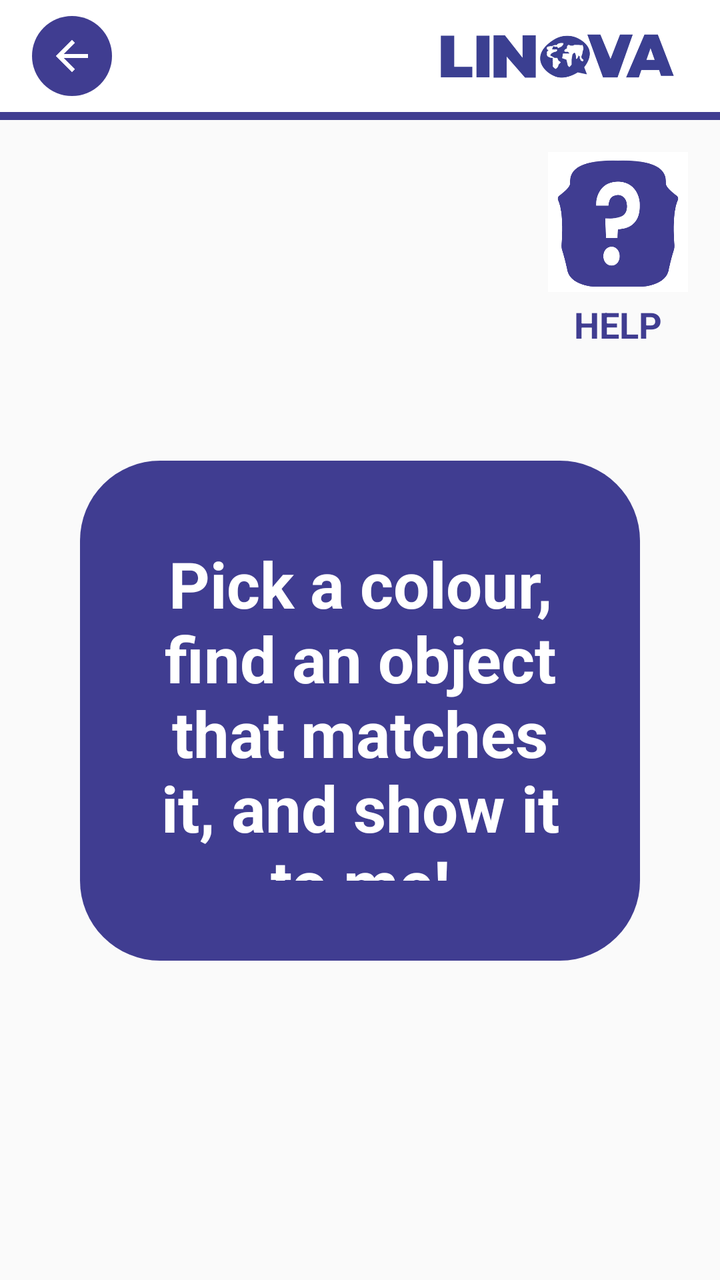
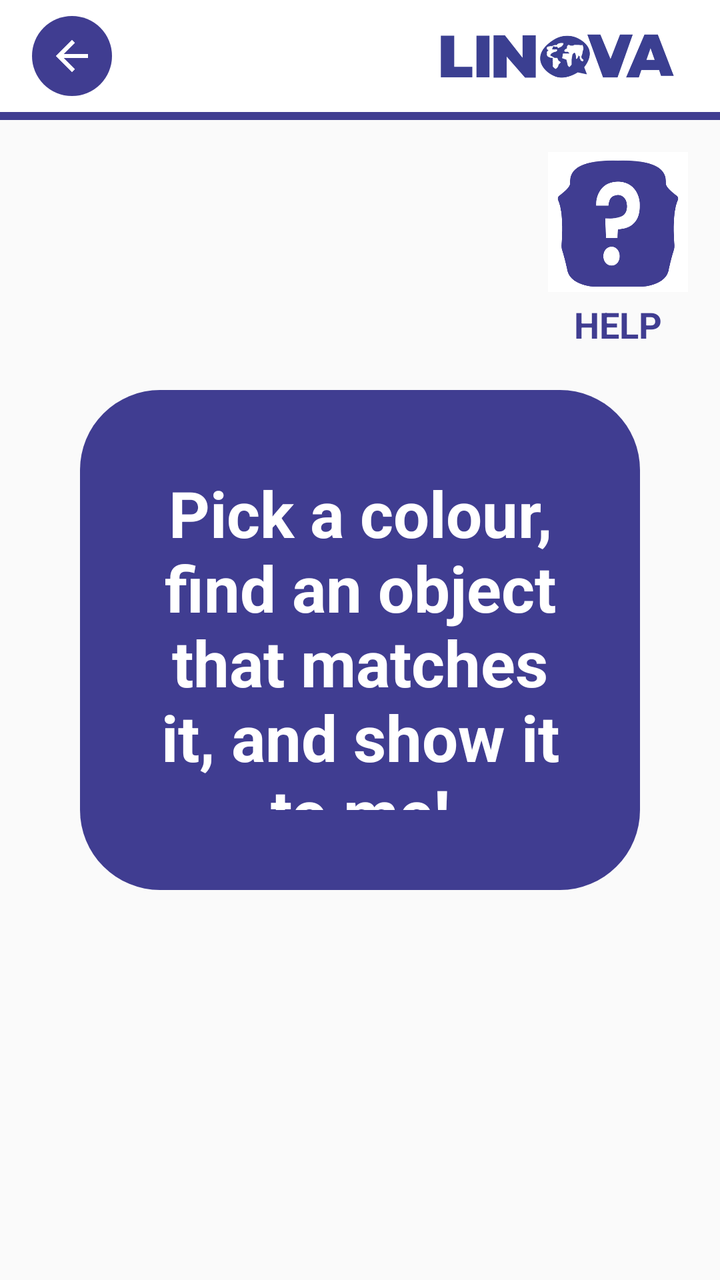

An Android layout rendered at two revisions. The XML below is the earlier revision; the diff shows what the commit changed to produce the second picture.
<!-- AndroidManifest.xml: application theme AppTheme -->
<!-- res/layout/activity_colores.xml -->
<?xml version="1.0" encoding="utf-8"?>
<LinearLayout
    xmlns:android="http://schemas.android.com/apk/res/android"
    xmlns:tools="http://schemas.android.com/tools"
    xmlns:app="http://schemas.android.com/apk/res-auto"
    android:layout_width="match_parent"
    android:layout_height="match_parent"
    android:gravity="center_horizontal"
    android:orientation="vertical"
    tools:context=".ColoresActivity">
    <include layout="@layout/toolbar"/>

    <LinearLayout
        android:id="@+id/helpContainer"
        android:layout_width="wrap_content"
        android:layout_height="wrap_content"
        android:layout_margin="16dp"
        android:layout_gravity="end"
        android:orientation="vertical"
        android:gravity="center_horizontal">

        <ImageButton
            android:id="@+id/btnHelp"
            android:layout_width="70dp"
            android:layout_height="70dp"
            android:src="@drawable/help"
            android:scaleType="fitXY"
            android:padding="0dp"
            android:contentDescription="Help"/>

        <TextView
            android:id="@+id/helpText"
            android:layout_width="wrap_content"
            android:layout_height="wrap_content"
            android:text="HELP"
            android:textStyle="bold"
            android:textSize="18sp"
            android:textColor="@color/colorPurple"
            android:layout_marginTop="4dp"/>
    </LinearLayout>

    <LinearLayout
        android:id="@+id/loadingBox"
        app:layout_constraintTop_toTopOf="parent"
        app:layout_constraintBottom_toBottomOf="parent"
        android:layout_marginStart="40dp"
        android:layout_marginEnd="40dp"
        android:layout_marginTop="40dp"
        app:layout_constraintStart_toStartOf="parent"
        app:layout_constraintEnd_toEndOf="parent"

        android:layout_width="match_parent"
        android:layout_height="250dp"
        android:layout_margin="40dp"
        android:padding="40dp"
        android:background="@drawable/bg_dialog_rounded"
        android:orientation="vertical"
        android:gravity="center">

        <TextView
            android:id="@+id/instruction"
            android:layout_width="wrap_content"
            android:layout_height="wrap_content"
            android:text="Pick a colour, find an object that matches it, and show it to me!"
            android:textColor="@android:color/white"
            android:textStyle="bold"
            android:textSize="32sp"
            android:gravity="center"
            android:textAlignment="center"/>

        <LinearLayout
            android:layout_width="match_parent"
            android:layout_height="wrap_content"
            android:orientation="horizontal"
            android:gravity="center"
            android:paddingTop="16dp">

            <Button
                android:id="@+id/sayitagain"
                android:layout_height="48dp"
                android:layout_width="wrap_content"
                android:layout_marginEnd="8dp"
                android:text="SAY IT AGAIN"
                android:background="@drawable/btn_rounded_t"
                android:textColor="@color/colorBlack"
                android:textAllCaps="false"
                android:textStyle="bold"
                android:textSize="18sp"
                android:padding="12dp"/>

            <Button
                android:id="@+id/skip"
                android:layout_height="48dp"
                android:layout_width="wrap_content"
                android:layout_marginStart="8dp"
                android:text="SKIP"
                android:background="@drawable/btn_rounded_t"
                android:textColor="@color/colorBlack"
                android:textAllCaps="false"
                android:textStyle="bold"
                android:textSize="18sp"
                android:padding="12dp"/>

        </LinearLayout>


    </LinearLayout>

    
    <LinearLayout
        android:layout_width="wrap_content"
        android:layout_height="wrap_content"
        android:orientation="horizontal"
        android:id="@+id/fila1"
        android:visibility="invisible"
        android:gravity="center">

        
        <LinearLayout
            android:layout_width="wrap_content"
            android:layout_height="wrap_content"
            android:orientation="vertical"
            android:gravity="center"
            android:padding="16dp">

            <ImageButton
                android:id="@+id/imgred"
                android:layout_width="200dp"
                android:layout_height="200dp"
                android:src="@drawable/grisuno"
                android:scaleType="centerInside"
                android:tag="red"
                android:background="?attr/selectableItemBackgroundBorderless"/>

            <Button
                android:id="@+id/red"
                android:layout_width="200dp"
                android:layout_height="wrap_content"
                android:text="RED"
                android:tag="red"
                android:textStyle="bold"
                android:background="@drawable/button_rounded"
                android:textColor="@color/colorWhite"/>
        </LinearLayout>

        
        <LinearLayout
            android:layout_width="wrap_content"
            android:layout_height="wrap_content"
            android:orientation="vertical"
            android:gravity="center"
            android:padding="16dp">

            <ImageButton
                android:id="@+id/imgblue"
                android:layout_width="200dp"
                android:layout_height="200dp"
                android:src="@drawable/grisuno"
                android:scaleType="centerInside"
                android:tag="blue"
                android:background="?attr/selectableItemBackgroundBorderless"/>

            <Button
                android:id="@+id/blue"
                android:layout_width="200dp"
                android:layout_height="wrap_content"
                android:text="BLUE"
                android:tag="blue"
                android:textStyle="bold"
                android:background="@drawable/button_rounded"
                android:textColor="@color/colorWhite"/>
        </LinearLayout>

        
        <LinearLayout
            android:layout_width="wrap_content"
            android:layout_height="wrap_content"
            android:orientation="vertical"
            android:gravity="center"
            android:padding="16dp">

            <ImageButton
                android:id="@+id/imggreen"
                android:layout_width="200dp"
                android:layout_height="200dp"
                android:src="@drawable/grisuno"
                android:scaleType="centerInside"
                android:tag="green"
                android:background="?attr/selectableItemBackgroundBorderless"/>

            <Button
                android:id="@+id/green"
                android:layout_width="200dp"
                android:layout_height="wrap_content"
                android:text="GREEN"
                android:tag="green"
                android:textStyle="bold"
                android:background="@drawable/button_rounded"
                android:textColor="@color/colorWhite"/>
        </LinearLayout>

        
        <LinearLayout
            android:layout_width="wrap_content"
            android:layout_height="wrap_content"
            android:orientation="vertical"
            android:gravity="center"
            android:padding="16dp">

            <ImageButton
                android:id="@+id/imgpurple"
                android:layout_width="200dp"
                android:layout_height="200dp"
                android:src="@drawable/grisuno"
                android:tag="purple"
                android:scaleType="centerInside"

                android:background="?attr/selectableItemBackgroundBorderless"/>

            <Button
                android:id="@+id/purple"
                android:layout_width="200dp"
                android:layout_height="wrap_content"
                android:text="PURPLE"
                android:tag="purple"
                android:textStyle="bold"
                android:background="@drawable/button_rounded"
                android:textColor="@color/colorWhite"/>
        </LinearLayout>

    </LinearLayout>

    
    <LinearLayout
        android:layout_width="wrap_content"
        android:layout_height="wrap_content"
        android:orientation="horizontal"
        android:id="@+id/fila2"
        android:visibility="invisible"
        android:gravity="center"
        android:layout_marginTop="20dp">

        
        <LinearLayout
            android:layout_width="wrap_content"
            android:layout_height="wrap_content"
            android:orientation="vertical"
            android:gravity="center"
            android:padding="16dp">

            <ImageButton
                android:id="@+id/imgblack"
                android:layout_width="200dp"
                android:layout_height="200dp"
                android:src="@drawable/grisuno"
                android:scaleType="centerInside"
                android:tag="black"
                android:background="?attr/selectableItemBackgroundBorderless"/>

            <Button
                android:id="@+id/black"
                android:layout_width="200dp"
                android:layout_height="wrap_content"
                android:text="BLACK"
                android:tag="black"
                android:textStyle="bold"
                android:background="@drawable/button_rounded"
                android:textColor="@color/colorWhite"/>
        </LinearLayout>

        <LinearLayout
            android:layout_width="wrap_content"
            android:layout_height="wrap_content"
            android:orientation="vertical"
            android:gravity="center"
            android:padding="16dp">

            <ImageButton
                android:id="@+id/imgpink"
                android:layout_width="200dp"
                android:layout_height="200dp"
                android:src="@drawable/grisuno"
                android:tag="pink"
                android:scaleType="centerInside"
                android:background="?attr/selectableItemBackgroundBorderless"/>

            <Button
                android:id="@+id/pink"
                android:layout_width="200dp"
                android:layout_height="wrap_content"
                android:text="PINK"
                android:textStyle="bold"
                android:tag="pink"
                android:background="@drawable/button_rounded"
                android:textColor="@color/colorWhite"/>
        </LinearLayout>

        <LinearLayout
            android:layout_width="wrap_content"
            android:layout_height="wrap_content"
            android:orientation="vertical"
            android:gravity="center"
            android:padding="16dp">

            <ImageButton
                android:id="@+id/imggrey"
                android:layout_width="200dp"
                android:layout_height="200dp"
                android:src="@drawable/grisuno"
                android:tag="grey"
                android:scaleType="centerInside"
                android:background="?attr/selectableItemBackgroundBorderless"/>

            <Button
                android:id="@+id/grey"
                android:layout_width="200dp"
                android:layout_height="wrap_content"
                android:text="GREY"
                android:tag="grey"
                android:textStyle="bold"
                android:background="@drawable/button_rounded"
                android:textColor="@color/colorWhite"/>
        </LinearLayout>

        <LinearLayout
            android:layout_width="wrap_content"
            android:layout_height="wrap_content"
            android:orientation="vertical"
            android:gravity="center"
            android:padding="16dp">

            <ImageButton
                android:id="@+id/imgwhite"
                android:layout_width="200dp"
                android:layout_height="200dp"
                android:src="@drawable/grisuno"
                android:tag="white"
                android:scaleType="centerInside"
                android:background="?attr/selectableItemBackgroundBorderless"/>

            <Button
                android:id="@+id/white"
                android:layout_width="200dp"
                android:layout_height="wrap_content"
                android:text="WHITE"
                android:tag="white"
                android:textStyle="bold"
                android:background="@drawable/button_rounded"
                android:textColor="@color/colorWhite"/>
        </LinearLayout>


    </LinearLayout>

</LinearLayout>
<!-- res/layout/toolbar.xml (included above) -->
<?xml version="1.0" encoding="utf-8"?>
<com.google.android.material.appbar.AppBarLayout
    xmlns:android="http://schemas.android.com/apk/res/android"
    android:layout_width="match_parent"
    android:layout_height="wrap_content"
    android:background="@android:color/white"
    android:elevation="0dp"
    android:stateListAnimator="@null">

    <androidx.appcompat.widget.Toolbar
        android:id="@+id/toolbar"
        android:layout_width="match_parent"
        android:layout_height="?attr/actionBarSize"
        android:background="@android:color/white">

        
        <ImageButton
            android:id="@+id/btnBack"
            android:layout_width="40dp"
            android:layout_height="40dp"
            android:layout_gravity="start|center_vertical"
            android:layout_marginStart="12dp"
            android:background="@drawable/arrow_button"
            android:padding="8dp"
            android:src="@drawable/baseline_arrow_back_24"
            android:contentDescription="Volver"/>

        
        <ImageView
            android:id="@+id/imgRight"
            android:layout_width="120dp"
            android:layout_height="40dp"
            android:layout_gravity="end|center_vertical"
            android:layout_marginEnd="22dp"
            android:src="@drawable/logo"/>

    </androidx.appcompat.widget.Toolbar>

    
    <View
        android:layout_width="match_parent"
        android:layout_height="4dp"
        android:background="@color/colorPurple"/>

</com.google.android.material.appbar.AppBarLayout>
<!-- resources referenced by this layout -->
<resources>
  <color name="colorBlack">#000000</color>
  <color name="colorPurple">#403D91</color>
  <color name="colorWhite">#FFFFFF</color>
  <!-- drawable arrow_button (drawable) -->
  <layer-list xmlns:android="http://schemas.android.com/apk/res/android">
  
      
      <item>
          <shape android:shape="oval">
              <size
                  android:width="40dp"
                  android:height="40dp"/>
              <solid android:color="@color/colorPurple"/>
          </shape>
      </item>
  
      
      <item
          android:drawable="@drawable/baseline_arrow_back_24"
          android:gravity="center"/>
  </layer-list>
  <!-- drawable baseline_arrow_back_24 (drawable) -->
  <vector xmlns:android="http://schemas.android.com/apk/res/android" android:autoMirrored="true" android:height="24dp" android:tint="#FFFFFF" android:viewportHeight="24" android:viewportWidth="24" android:width="24dp">
        
      <path android:fillColor="@android:color/white" android:pathData="M20,11H7.83l5.59,-5.59L12,4l-8,8 8,8 1.41,-1.41L7.83,13H20v-2z"/>
      
  </vector>
  <!-- drawable bg_dialog_rounded (drawable) -->
  <?xml version="1.0" encoding="utf-8"?>
  <shape xmlns:android="http://schemas.android.com/apk/res/android">
  
      <solid android:color="@color/colorPurple"/>
  
      <corners android:radius="40dp"/>
  
  </shape>
  <!-- drawable btn_rounded_t (drawable) -->
  <?xml version="1.0" encoding="utf-8"?>
  <shape xmlns:android="http://schemas.android.com/apk/res/android">
  
      <solid android:color="#D9D9D9"/>
  
      <corners android:radius="30dp"/>
  
  </shape>
  <!-- drawable button_rounded (drawable) -->
  <?xml version="1.0" encoding="utf-8"?>
  <shape xmlns:android="http://schemas.android.com/apk/res/android"
      android:shape="rectangle">
      <corners android:radius="15dp" />
      <padding
          android:left="8dp"
          android:top="8dp"
          android:right="8dp"
          android:bottom="8dp" />
      <solid android:color="@color/colorPurple" />
  </shape>
  <!-- drawable grisuno: png bitmap (drawable, 24838 bytes) -->
  <!-- drawable help: png bitmap (drawable, 11131 bytes) -->
  <!-- drawable logo: png bitmap (drawable, 20298 bytes) -->
  <style name="AppTheme" parent="Theme.AppCompat.Light.NoActionBar">
  
      </style>
</resources>

<!-- the commit's change to res/layout/activity_colores.xml (unified diff, before → after) -->
@@ -1,15 +1,14 @@
-<?xml version="1.0" encoding="utf-8"?>
-<LinearLayout
+<androidx.constraintlayout.widget.ConstraintLayout
     xmlns:android="http://schemas.android.com/apk/res/android"
-    xmlns:tools="http://schemas.android.com/tools"
     xmlns:app="http://schemas.android.com/apk/res-auto"
     android:layout_width="match_parent"
-    android:layout_height="match_parent"
-    android:gravity="center_horizontal"
-    android:orientation="vertical"
-    tools:context=".ColoresActivity">
-    <include layout="@layout/toolbar"/>
-
+    android:layout_height="match_parent">
+    <include
+        android:id="@+id/toolbar"
+        layout="@layout/toolbar"
+        app:layout_constraintTop_toTopOf="parent"
+        app:layout_constraintStart_toStartOf="parent"
+        app:layout_constraintEnd_toEndOf="parent"/>
     <LinearLayout
         android:id="@+id/helpContainer"
         android:layout_width="wrap_content"
@@ -17,6 +16,8 @@
         android:layout_margin="16dp"
         android:layout_gravity="end"
         android:orientation="vertical"
+        app:layout_constraintTop_toBottomOf="@id/toolbar"
+        app:layout_constraintEnd_toEndOf="parent"
         android:gravity="center_horizontal">
 
         <ImageButton
@@ -113,6 +114,9 @@
         android:orientation="horizontal"
         android:id="@+id/fila1"
         android:visibility="invisible"
+        app:layout_constraintTop_toBottomOf="@id/toolbar"
+        app:layout_constraintStart_toStartOf="parent"
+        app:layout_constraintEnd_toEndOf="parent"
         android:gravity="center">
 
         
@@ -238,6 +242,9 @@
         android:id="@+id/fila2"
         android:visibility="invisible"
         android:gravity="center"
+        app:layout_constraintTop_toBottomOf="@id/fila1"
+        app:layout_constraintStart_toStartOf="parent"
+        app:layout_constraintEnd_toEndOf="parent"
         android:layout_marginTop="20dp">
 
         
@@ -352,7 +359,7 @@
 
     </LinearLayout>
 
-</LinearLayout>
+</androidx.constraintlayout.widget.ConstraintLayout>
 <!-- res/layout/toolbar.xml (included above) -->
 <?xml version="1.0" encoding="utf-8"?>
 <com.google.android.material.appbar.AppBarLayout
